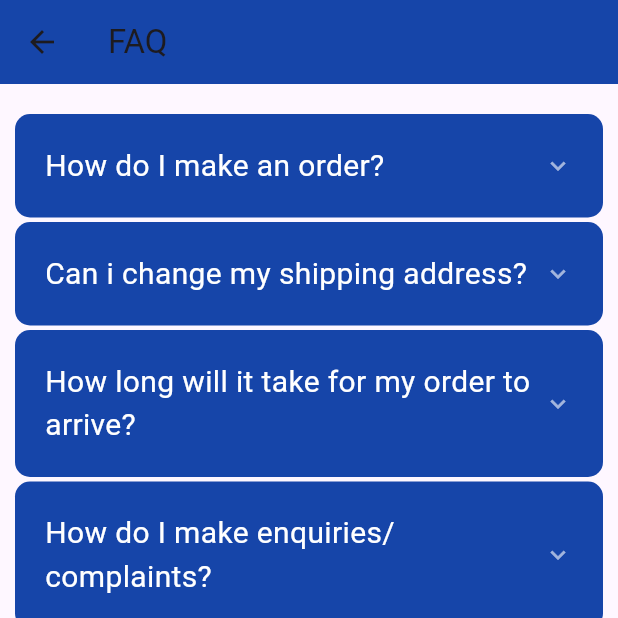
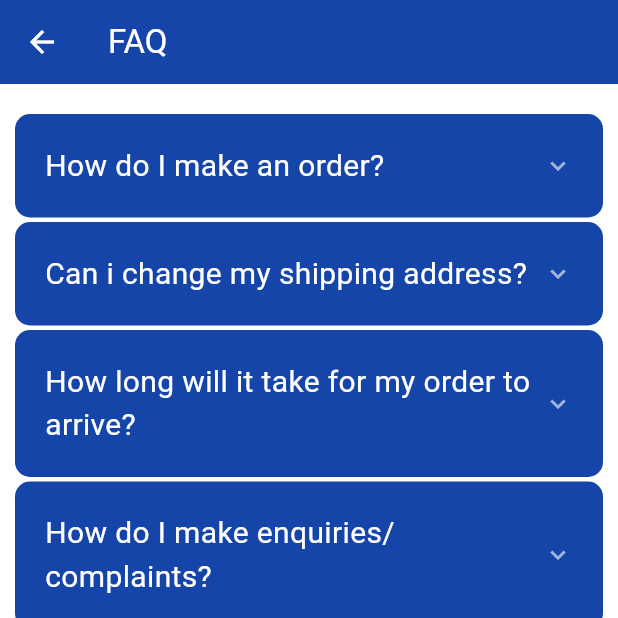
Before and after one commit to Jubril7/WatchHub, a Flutter app: the Faq screen opened by its route, on a phone screen of 412 x 824 dp, the top half of it. Run offline on Flutter 3.47's test engine with Material 3 defaults, Android fonts, the light colour scheme and no system bars; drawn by our look-alikes of accordion; our stand-ins replace cloud_firestore, firebase_auth, firebase_core, flutter_rating_bar, flutter_spinkit, full_screen_image; accounts and stored records are empty; network calls fail.

```diff
--- a/lib/screens/home/cart/cart_list.dart
+++ b/lib/screens/home/cart/cart_list.dart
@@ -30,8 +30,9 @@ class _CartListState extends State<CartList> {
     // cart.sort();
     List cart = [];
     return Scaffold(
+      backgroundColor: const Color.fromARGB(232, 255, 255, 255),
       appBar: AppBar(
-        backgroundColor: Color.fromARGB(255, 22, 69, 169),
+        backgroundColor: const Color.fromARGB(255, 22, 69, 169),
         iconTheme: const IconThemeData(
           color: Colors.white, //change your color here
         ),
--- a/lib/screens/home/cart/cart_provider.dart
+++ b/lib/screens/home/cart/cart_provider.dart
@@ -21,9 +21,7 @@ class _CartProviderState extends State<CartProvider> {
       child: StreamProvider<List<Cart>>.value(
         value: DatabaseService().carts,
         initialData: const [],
-        child: Scaffold(
-          body: CartList(),
-        ),
+        child: const CartList(),
       ),
     );
   }
--- a/lib/screens/home/profile/edit_profile.dart
+++ b/lib/screens/home/profile/edit_profile.dart
@@ -21,6 +21,7 @@ class _EditProfileState extends State<EditProfile> {
   @override
   Widget build(BuildContext context) {
     return Scaffold(
+      backgroundColor: Color.fromARGB(232, 255, 255, 255),
       resizeToAvoidBottomInset: false,
       appBar: AppBar(
         iconTheme: const IconThemeData(
--- a/lib/screens/home/profile/faq.dart
+++ b/lib/screens/home/profile/faq.dart
@@ -12,8 +12,15 @@ class _FaqState extends State<Faq> {
   @override
   Widget build(BuildContext context) {
     return Scaffold(
+      backgroundColor: Color.fromARGB(232, 255, 255, 255),
       appBar: AppBar(
-        title: Text("FAQ"),
+        iconTheme: const IconThemeData(
+          color: Colors.white, //change your color here
+        ),
+        title: const Text(
+          "FAQ",
+          style: TextStyle(color: Colors.white),
+        ),
         backgroundColor: Color.fromARGB(255, 22, 69, 169),
       ),
       body: SizedBox(
@@ -24,7 +31,7 @@ class _FaqState extends State<Faq> {
                   headerBorderColor: Color.fromARGB(255, 22, 69, 169),
                   contentBorderColor: Color.fromARGB(255, 22, 69, 169),
                   headerBackgroundColor: Color.fromARGB(255, 22, 69, 169),
-                  headerPadding: EdgeInsets.all(20),
+                  headerPadding: const EdgeInsets.all(20),
                   children: <AccordionSection>[
                     AccordionSection(
                         header: const Text(
--- a/lib/screens/home/profile/profileList.dart
+++ b/lib/screens/home/profile/profileList.dart
@@ -16,6 +16,7 @@ class _ProfileListState extends State<ProfileList> {
   @override
   Widget build(BuildContext context) {
     return Scaffold(
+      backgroundColor: Color.fromARGB(232, 255, 255, 255),
       appBar: AppBar(
         backgroundColor: Color.fromARGB(255, 22, 69, 169),
         title: const Text(
```
Also changed, not shown: lib/screens/home/orders/order_list.dart (+3 -17 lines), lib/screens/home/orders/order_provider.dart (+11 -0 lines), lib/screens/home/shop/watch_detail.dart (+12 -5 lines).
